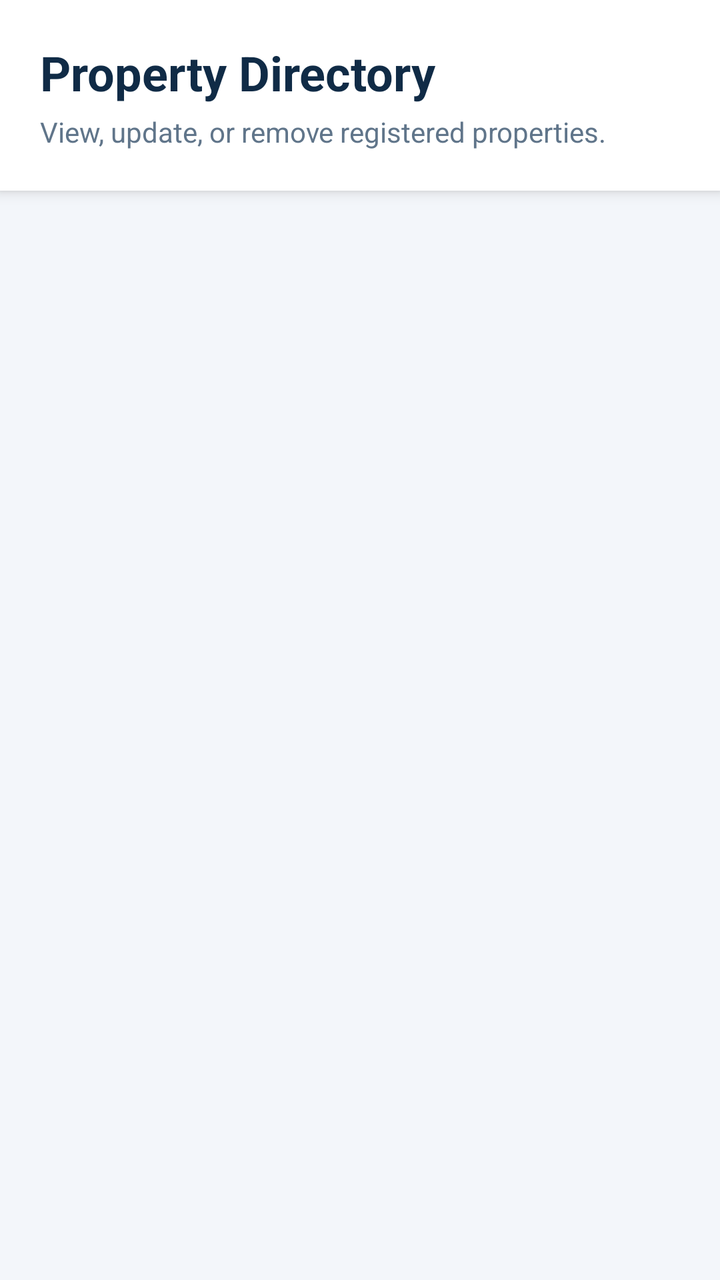
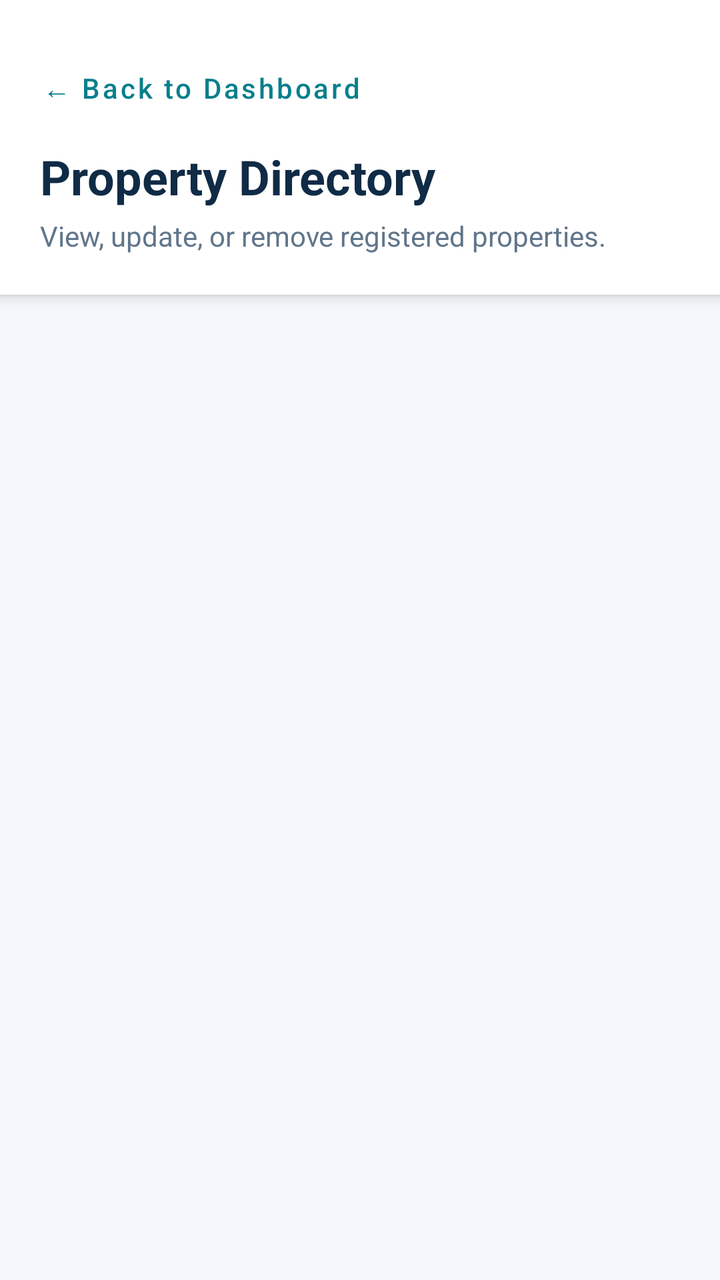

Two renders of the same Android screen: before a commit and after it. Below are the layout's source before the change and the commit's diff.
<!-- AndroidManifest.xml: application theme Theme.RentManagementSystem -->
<!-- res/layout/activity_view_properties.xml -->
<?xml version="1.0" encoding="utf-8"?>
<LinearLayout xmlns:android="http://schemas.android.com/apk/res/android"
    xmlns:app="http://schemas.android.com/apk/res-auto"
    android:layout_width="match_parent"
    android:layout_height="match_parent"
    android:background="#F3F6FA"
    android:orientation="vertical">

    <LinearLayout
        android:layout_width="match_parent"
        android:layout_height="wrap_content"
        android:background="#FFFFFF"
        android:elevation="4dp"
        android:orientation="vertical"
        android:padding="20dp">

        <TextView
            android:layout_width="match_parent"
            android:layout_height="wrap_content"
            android:text="Property Directory"
            android:textColor="#102B46"
            android:textSize="24sp"
            android:textStyle="bold" />

        <TextView
            android:id="@+id/tvSubtitle"
            android:layout_width="match_parent"
            android:layout_height="wrap_content"
            android:layout_marginTop="4dp"
            android:text="View, update, or remove registered properties."
            android:textColor="#60758A"
            android:textSize="14sp" />

    </LinearLayout>

    <FrameLayout
        android:layout_width="match_parent"
        android:layout_height="0dp"
        android:layout_weight="1"
        android:paddingStart="16dp"
        android:paddingTop="16dp"
        android:paddingEnd="16dp">

        <androidx.recyclerview.widget.RecyclerView
            android:id="@+id/rvProperties"
            android:layout_width="match_parent"
            android:layout_height="match_parent"
            android:clipToPadding="false"
            android:paddingBottom="16dp" />

        <LinearLayout
            android:id="@+id/layoutEmptyState"
            android:layout_width="match_parent"
            android:layout_height="wrap_content"
            android:layout_gravity="center"
            android:gravity="center"
            android:orientation="vertical"
            android:padding="32dp"
            android:visibility="gone">

            <TextView
                android:layout_width="wrap_content"
                android:layout_height="wrap_content"
                android:text="No Properties Found"
                android:textColor="#102B46"
                android:textSize="20sp"
                android:textStyle="bold" />

            <TextView
                android:layout_width="wrap_content"
                android:layout_height="wrap_content"
                android:layout_marginTop="8dp"
                android:gravity="center"
                android:text="You haven't added any properties yet. Click 'Add Property' from the dashboard to get started."
                android:textColor="#60758A"
                android:textSize="14sp" />

        </LinearLayout>

    </FrameLayout>

</LinearLayout>
<!-- resources referenced by this layout -->
<resources>
  <style name="Theme.RentManagementSystem" parent="Base.Theme.RentManagementSystem" />
  <style name="Base.Theme.RentManagementSystem" parent="Theme.Material3.DayNight.NoActionBar">
          
          
      </style>
</resources>

<!-- the commit's change to res/layout/activity_view_properties.xml (unified diff, before → after) -->
@@ -14,9 +14,21 @@
         android:orientation="vertical"
         android:padding="20dp">
 
+        <Button
+            android:id="@+id/btnBack"
+            style="@style/Widget.MaterialComponents.Button.TextButton"
+            android:layout_width="wrap_content"
+            android:layout_height="wrap_content"
+            android:layout_marginStart="-8dp"
+            android:text="← Back to Dashboard"
+            android:textAllCaps="false"
+            android:textColor="#087F8C"
+            android:textSize="14sp" />
+
         <TextView
             android:layout_width="match_parent"
             android:layout_height="wrap_content"
+            android:layout_marginTop="4dp"
             android:text="Property Directory"
             android:textColor="#102B46"
             android:textSize="24sp"
